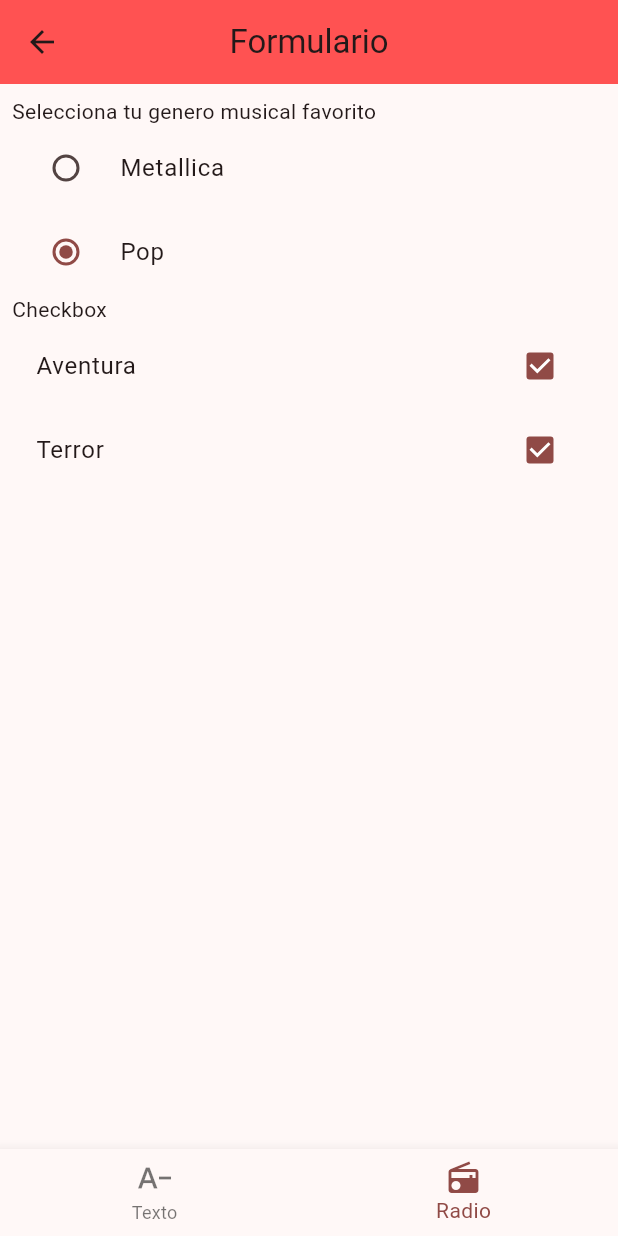
After one commit to javierquinterocl/Parcial_Dispositivos, a Flutter app: the FormScreen screen opened by its route, item 2 of the bottom bar chosen, after a tap on "Pop", on a phone screen of 412 x 824 dp. The commit adds this screen. Run offline on Flutter 3.47's test engine with Material 3 defaults, Android fonts, the phone set to English and light mode, and no system bars.

Commit message:
Formulario añadido

```diff
--- a/lib/config/router/router.dart
+++ b/lib/config/router/router.dart
@@ -13,6 +13,21 @@ class Routers {
       descripcion: 'Pantalla de inicio',
       builder: (context) => const HomeScreen(),
     ),
+    AppRouter(
+      patch: '/form',
+      title: 'Form',
+      icon: Icons.list,
+      descripcion: 'Formulario',
+      builder: (context) => const FormScreen(),
+    ),
+    AppRouter(
+      patch: '/peticion',
+      title: 'Peticion',
+      icon: Icons.http,
+      descripcion: 'Api de Dragon Ball',
+      builder: (context) => const PeticionScreen(),
+    ),
+
 
   ];
 
--- a/lib/config/theme/theme.dart
+++ b/lib/config/theme/theme.dart
@@ -1,7 +1,7 @@
 import 'package:flutter/material.dart';
 
 const colorList = <Color>[
-  Colors.red,
+  Colors.redAccent,
   Colors.green,
   Colors.blue,
   Colors.yellow,
--- /dev/null
+++ b/lib/presentation/Screen/Radio/Radio.dart
@@ -0,0 +1,80 @@
+import 'package:flutter/material.dart';
+import 'package:flutter/widgets.dart';
+
+class RadioScreen extends StatefulWidget {
+  const RadioScreen({super.key});
+
+  @override
+  State<RadioScreen> createState() => _RadioScreenState();
+}
+
+class _RadioScreenState extends State<RadioScreen> {
+
+  String _generoMusical = "Metallica";
+  String _generoMovil = "Aventura";
+  String _generoHorror = "Terror";
+
+
+  @override
+  Widget build(BuildContext context) {
+    return Scaffold(
+      body: Padding(
+        padding: EdgeInsets.all(8.0),
+        child: Column(
+          crossAxisAlignment: CrossAxisAlignment.start,
+          children: [
+            Text("Selecciona tu genero musical favorito"),
+            RadioListTile(
+              title: Text("Metallica"),
+              value: "Metallica",
+              groupValue: _generoMusical,
+              onChanged: (value) {
+                setState(() {
+                  _generoMusical = value ?? "";
+                });
+              },
+            ),
+            RadioListTile(
+              title: Text("Pop"),
+              value: "Pop",
+              groupValue: _generoMusical,
+              onChanged: (value) {
+                setState(() {
+                  _generoMusical = value ?? "";
+                });
+              },
+            ),
+
+            const Text("Checkbox"),
+            CheckboxListTile(
+              title: Text("Aventura"),
+              value: _generoMovil == "Aventura",
+              onChanged: (value) {
+                setState(() {
+                  if (value == true) {
+                    _generoMovil = "Aventura";
+                  } else {
+                    _generoMovil = "";
+                  }
+                });
+              },
+            ),
+            CheckboxListTile(
+              title: Text("Terror"),
+              value: _generoHorror == "Terror",
+              onChanged: (value) {
+                setState(() {
+                  if (value == true) {
+                    _generoHorror = "Terror";
+                  } else {
+                    _generoHorror = "";
+                  }
+                });
+              },
+            ),
+          ],
+        ),
+      ),
+    );
+  }
+}
--- a/lib/presentation/Screen/Screen.dart
+++ b/lib/presentation/Screen/Screen.dart
@@ -1 +1,3 @@
 export 'package:parcial_uno_dispo/presentation/Screen/home/home.dart';
+export 'package:parcial_uno_dispo/presentation/Screen/form/form.dart';
+export 'package:parcial_uno_dispo/presentation/Screen/peticion/peticion.dart';
--- /dev/null
+++ b/lib/presentation/Screen/Text/Text.dart
@@ -0,0 +1,84 @@
+import 'package:flutter/material.dart';
+import 'package:flutter/widgets.dart';
+
+class TextScreen extends StatefulWidget {
+  const TextScreen({super.key});
+
+  @override
+  State<TextScreen> createState() => _TextScreenState();
+}
+
+class _TextScreenState extends State<TextScreen> {
+  final _formKey = GlobalKey<FormState>();
+  final TextEditingController _nameController = TextEditingController();
+
+  String? _musica;
+  bool _favorito = false;
+
+  void send() {
+    print(_nameController.text);
+    _nameController.clear();
+    print(_musica);
+    print(_favorito);
+  }
+
+  @override
+  Widget build(BuildContext context) {
+    return SingleChildScrollView(
+      child: Container(
+        margin: EdgeInsets.symmetric(vertical: 8.0, horizontal: 16.0),
+        child: Form(
+          key: _formKey,
+          child: Column(
+            children: [
+              TextFormField(
+                controller: _nameController,
+                decoration: InputDecoration(
+                  labelText: "Nombre",
+                  icon: Icon(Icons.person),
+                ),
+              ),
+              DropdownButtonFormField<String>(
+                initialValue: _musica,
+                items: [
+                  DropdownMenuItem(value: "1", child: Text("Metallica")),
+                  DropdownMenuItem(value: "2", child: Text("Nirvana")),
+                  DropdownMenuItem(value: "3", child: Text("Pink Floyd")),
+                  DropdownMenuItem(value: "4", child: Text("Queen")),
+                ],
+                onChanged: (value) {
+                  setState(() {
+                    _musica = value;
+                  });
+                },
+                decoration: InputDecoration(
+                  labelText: "Banda",
+                  icon: Icon(Icons.music_note),
+                ),
+              ),
+
+              SwitchListTile(
+                value: _favorito,
+
+                secondary: const Icon(
+                  Icons.favorite,
+                  color: Colors.red
+                ),
+                onChanged: (value) {
+                  setState(() {
+                    _favorito = value;
+                  });
+                },
+                title: Text("Favorito"),
+              ),
+              SizedBox(
+                width: double.infinity,
+                child: ElevatedButton(onPressed: send, child: Text("Enviar")),
+              ),
+            ],
+          ),
+        ),
+      ),
+    );
+  }
+}
--- /dev/null
+++ b/lib/presentation/Screen/form/form.dart
@@ -0,0 +1,45 @@
+import 'package:flutter/material.dart';
+import 'package:parcial_uno_dispo/presentation/Screen/Text/Text.dart';
+import 'package:parcial_uno_dispo/presentation/Screen/Radio/Radio.dart';
+
+class FormScreen extends StatefulWidget {
+  const FormScreen({super.key});
+
+  @override
+  State<FormScreen> createState() => _FormScreenState();
+}
+
+class _FormScreenState extends State<FormScreen> {
+   int _indicador = 0;
+  List<Widget> _elementos = <Widget>[
+    TextScreen(),
+    RadioScreen()
+  ];
+  @override
+  Widget build(BuildContext context) {
+    return Scaffold(
+      appBar: AppBar(
+        title: Text("Formulario"),
+      ),
+      body: _elementos[_indicador],
+      bottomNavigationBar: BottomNavigationBar(
+        currentIndex: _indicador,
+        onTap: (index) {
+          setState(() {
+            _indicador = index;
+          });
+        },
+        items: [
+          BottomNavigationBarItem(
+            icon: Icon(Icons.text_decrease),
+            label: "Texto",
+          ),
+          BottomNavigationBarItem(
+            icon: Icon(Icons.radio),
+            label: "Radio",
+          ),
+        ]
+      ),
+    );
+  }
+}
--- a/lib/presentation/Screen/peticion/peticion.dart
+++ b/lib/presentation/Screen/peticion/peticion.dart
@@ -0,0 +1,10 @@
+import 'package:flutter/material.dart';
+
+class PeticionScreen extends StatelessWidget {
+  const PeticionScreen({super.key});
+
+  @override
+  Widget build(BuildContext context) {
+    return const Placeholder();
+  }
+}
```
